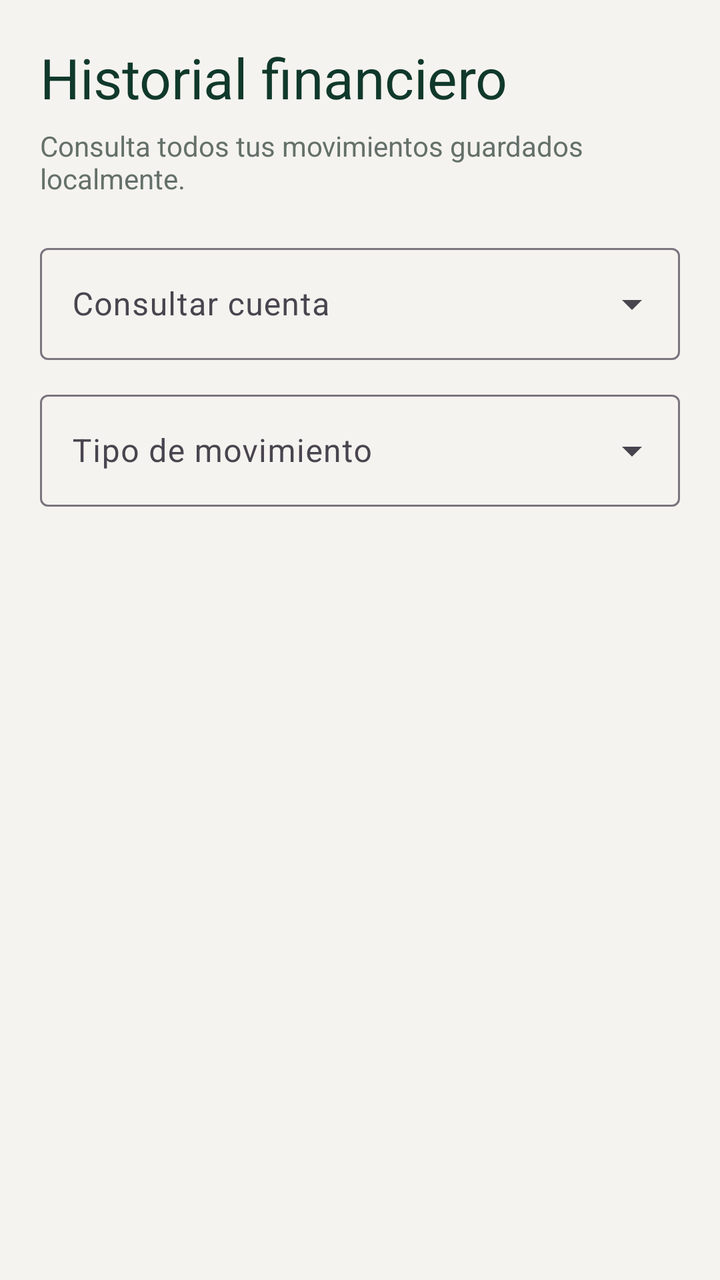
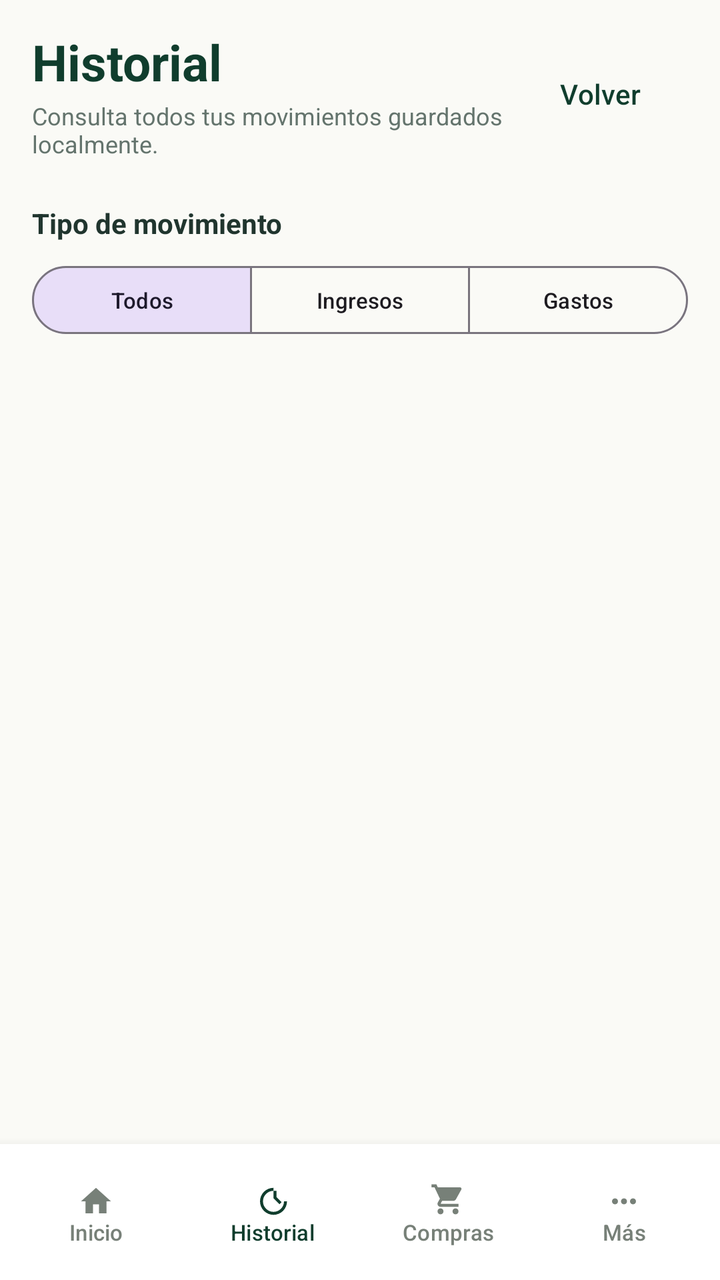

Two renders of the same Android screen: before a commit and after it. Below are the layout's source before the change and the commit's diff.
<!-- AndroidManifest.xml: application theme Theme.LocalCash -->
<!-- res/layout/activity_historial.xml -->
<?xml version="1.0" encoding="utf-8"?>
<ScrollView xmlns:android="http://schemas.android.com/apk/res/android"
    xmlns:app="http://schemas.android.com/apk/res-auto"
    android:layout_width="match_parent"
    android:layout_height="match_parent"
    android:background="@color/lc_warm_background">
    <LinearLayout android:layout_width="match_parent" android:layout_height="wrap_content" android:orientation="vertical" android:padding="20dp">
        <TextView style="@style/TextAppearance.Material3.HeadlineMedium" android:layout_width="wrap_content" android:layout_height="wrap_content" android:text="@string/history_title" android:textColor="@color/lc_green_dark" />
        <TextView android:layout_width="match_parent" android:layout_height="wrap_content" android:layout_marginTop="6dp" android:text="@string/history_subtitle" android:textColor="@color/lc_text_secondary" />
        <com.google.android.material.textfield.TextInputLayout style="@style/Widget.Material3.TextInputLayout.OutlinedBox.ExposedDropdownMenu" android:layout_width="match_parent" android:layout_height="wrap_content" android:layout_marginTop="20dp" android:hint="@string/account_filter_label">
            <com.google.android.material.textfield.MaterialAutoCompleteTextView android:id="@+id/input_history_account" android:layout_width="match_parent" android:layout_height="56dp" android:inputType="none" />
        </com.google.android.material.textfield.TextInputLayout>
        <com.google.android.material.textfield.TextInputLayout style="@style/Widget.Material3.TextInputLayout.OutlinedBox.ExposedDropdownMenu" android:layout_width="match_parent" android:layout_height="wrap_content" android:layout_marginTop="12dp" android:hint="@string/history_type_label">
            <com.google.android.material.textfield.MaterialAutoCompleteTextView android:id="@+id/input_history_type" android:layout_width="match_parent" android:layout_height="56dp" android:inputType="none" />
        </com.google.android.material.textfield.TextInputLayout>
        <LinearLayout android:id="@+id/list_history" android:layout_width="match_parent" android:layout_height="wrap_content" android:layout_marginTop="16dp" android:orientation="vertical" />
    </LinearLayout>
</ScrollView>
<!-- resources referenced by this layout -->
<resources>
  <color name="lc_green_dark">#10392B</color>
  <color name="lc_text_secondary">#647069</color>
  <color name="lc_warm_background">#F5F3EF</color>
  <string name="account_filter_label">Consultar cuenta</string>
  <string name="history_subtitle">Consulta todos tus movimientos guardados localmente.</string>
  <string name="history_title">Historial financiero</string>
  <string name="history_type_label">Tipo de movimiento</string>
  <style name="Theme.LocalCash" parent="Base.Theme.LocalCash" />
  <style name="Base.Theme.LocalCash" parent="Theme.Material3.DayNight.NoActionBar">
          
          
      </style>
</resources>

<!-- the commit's change to res/layout/activity_historial.xml (unified diff, before → after) -->
@@ -1,18 +1,28 @@
 <?xml version="1.0" encoding="utf-8"?>
-<ScrollView xmlns:android="http://schemas.android.com/apk/res/android"
-    xmlns:app="http://schemas.android.com/apk/res-auto"
-    android:layout_width="match_parent"
-    android:layout_height="match_parent"
-    android:background="@color/lc_warm_background">
-    <LinearLayout android:layout_width="match_parent" android:layout_height="wrap_content" android:orientation="vertical" android:padding="20dp">
-        <TextView style="@style/TextAppearance.Material3.HeadlineMedium" android:layout_width="wrap_content" android:layout_height="wrap_content" android:text="@string/history_title" android:textColor="@color/lc_green_dark" />
-        <TextView android:layout_width="match_parent" android:layout_height="wrap_content" android:layout_marginTop="6dp" android:text="@string/history_subtitle" android:textColor="@color/lc_text_secondary" />
-        <com.google.android.material.textfield.TextInputLayout style="@style/Widget.Material3.TextInputLayout.OutlinedBox.ExposedDropdownMenu" android:layout_width="match_parent" android:layout_height="wrap_content" android:layout_marginTop="20dp" android:hint="@string/account_filter_label">
-            <com.google.android.material.textfield.MaterialAutoCompleteTextView android:id="@+id/input_history_account" android:layout_width="match_parent" android:layout_height="56dp" android:inputType="none" />
-        </com.google.android.material.textfield.TextInputLayout>
-        <com.google.android.material.textfield.TextInputLayout style="@style/Widget.Material3.TextInputLayout.OutlinedBox.ExposedDropdownMenu" android:layout_width="match_parent" android:layout_height="wrap_content" android:layout_marginTop="12dp" android:hint="@string/history_type_label">
-            <com.google.android.material.textfield.MaterialAutoCompleteTextView android:id="@+id/input_history_type" android:layout_width="match_parent" android:layout_height="56dp" android:inputType="none" />
-        </com.google.android.material.textfield.TextInputLayout>
-        <LinearLayout android:id="@+id/list_history" android:layout_width="match_parent" android:layout_height="wrap_content" android:layout_marginTop="16dp" android:orientation="vertical" />
+<androidx.constraintlayout.widget.ConstraintLayout xmlns:android="http://schemas.android.com/apk/res/android" xmlns:app="http://schemas.android.com/apk/res-auto"
+    android:layout_width="match_parent" android:layout_height="match_parent" android:background="@color/lc_warm_background">
+    <ScrollView android:layout_width="0dp" android:layout_height="0dp" android:clipToPadding="false" android:paddingStart="16dp" android:paddingTop="14dp" android:paddingEnd="16dp" android:paddingBottom="20dp" app:layout_constraintTop_toTopOf="parent" app:layout_constraintBottom_toTopOf="@id/history_bottom_navigation" app:layout_constraintStart_toStartOf="parent" app:layout_constraintEnd_toEndOf="parent">
+        <LinearLayout android:layout_width="match_parent" android:layout_height="wrap_content" android:orientation="vertical">
+            <LinearLayout android:layout_width="match_parent" android:layout_height="wrap_content" android:gravity="center_vertical" android:orientation="horizontal">
+                <LinearLayout android:layout_width="0dp" android:layout_height="wrap_content" android:layout_weight="1" android:orientation="vertical">
+                    <TextView android:layout_width="wrap_content" android:layout_height="wrap_content" android:text="@string/history_title" android:textColor="@color/lc_green_dark" android:textSize="25sp" android:textStyle="bold" />
+                    <TextView android:layout_width="wrap_content" android:layout_height="wrap_content" android:layout_marginTop="2dp" android:text="@string/history_subtitle" android:textColor="@color/lc_text_secondary" android:textSize="12sp" />
+                </LinearLayout>
+                <com.google.android.material.button.MaterialButton android:id="@+id/button_history_back" style="@style/Widget.Material3.Button.TextButton" android:layout_width="wrap_content" android:layout_height="48dp" android:text="@string/action_back" android:textAllCaps="false" android:textColor="@color/lc_green_dark" />
+            </LinearLayout>
+            <TextView android:layout_width="wrap_content" android:layout_height="wrap_content" android:layout_marginTop="22dp" android:text="@string/history_type_label" android:textColor="@color/lc_text_primary" android:textSize="14sp" android:textStyle="bold" />
+            <com.google.android.material.button.MaterialButtonToggleGroup android:layout_width="match_parent" android:layout_height="wrap_content" android:layout_marginTop="8dp" app:checkedButton="@id/button_history_filter_all" app:selectionRequired="true" app:singleSelection="true">
+                <com.google.android.material.button.MaterialButton android:id="@+id/button_history_filter_all" style="@style/Widget.Material3.Button.OutlinedButton" android:layout_width="0dp" android:layout_height="42dp" android:layout_weight="1" android:text="@string/movement_filter_all" android:textSize="11sp" />
+                <com.google.android.material.button.MaterialButton android:id="@+id/button_history_filter_income" style="@style/Widget.Material3.Button.OutlinedButton" android:layout_width="0dp" android:layout_height="42dp" android:layout_weight="1" android:text="@string/movement_filter_income" android:textSize="11sp" />
+                <com.google.android.material.button.MaterialButton android:id="@+id/button_history_filter_expense" style="@style/Widget.Material3.Button.OutlinedButton" android:layout_width="0dp" android:layout_height="42dp" android:layout_weight="1" android:text="@string/movement_filter_expense" android:textSize="11sp" />
+            </com.google.android.material.button.MaterialButtonToggleGroup>
+            <LinearLayout android:id="@+id/list_history" android:layout_width="match_parent" android:layout_height="wrap_content" android:layout_marginTop="10dp" android:orientation="vertical" />
+        </LinearLayout>
+    </ScrollView>
+    <LinearLayout android:id="@+id/history_bottom_navigation" android:layout_width="0dp" android:layout_height="68dp" android:background="@color/lc_surface" android:elevation="8dp" android:gravity="center" android:orientation="horizontal" android:paddingStart="4dp" android:paddingEnd="4dp" app:layout_constraintBottom_toBottomOf="parent" app:layout_constraintStart_toStartOf="parent" app:layout_constraintEnd_toEndOf="parent">
+        <com.google.android.material.button.MaterialButton android:id="@+id/button_history_nav_home" style="@style/Widget.Material3.Button.TextButton" android:layout_width="0dp" android:layout_height="60dp" android:layout_weight="1" android:text="@string/nav_home" android:textAllCaps="false" android:textColor="@color/lc_nav_unselected" android:textSize="11sp" app:icon="@drawable/ic_home" app:iconGravity="textTop" app:iconPadding="2dp" app:iconTint="@color/lc_nav_unselected" />
+        <com.google.android.material.button.MaterialButton android:id="@+id/button_history_nav_history" style="@style/Widget.Material3.Button.TextButton" android:layout_width="0dp" android:layout_height="60dp" android:layout_weight="1" android:text="@string/nav_movements" android:textAllCaps="false" android:textColor="@color/lc_green_dark" android:textSize="11sp" app:icon="@drawable/ic_history" app:iconGravity="textTop" app:iconPadding="2dp" app:iconTint="@color/lc_green_dark" />
+        <com.google.android.material.button.MaterialButton android:id="@+id/button_history_nav_shopping" style="@style/Widget.Material3.Button.TextButton" android:layout_width="0dp" android:layout_height="60dp" android:layout_weight="1" android:text="@string/nav_shopping" android:textAllCaps="false" android:textColor="@color/lc_nav_unselected" android:textSize="11sp" app:icon="@drawable/ic_cart" app:iconGravity="textTop" app:iconPadding="2dp" app:iconTint="@color/lc_nav_unselected" />
+        <com.google.android.material.button.MaterialButton android:id="@+id/button_history_nav_more" style="@style/Widget.Material3.Button.TextButton" android:layout_width="0dp" android:layout_height="60dp" android:layout_weight="1" android:text="@string/nav_more" android:textAllCaps="false" android:textColor="@color/lc_nav_unselected" android:textSize="11sp" app:icon="@drawable/ic_more" app:iconGravity="textTop" app:iconPadding="2dp" app:iconTint="@color/lc_nav_unselected" />
     </LinearLayout>
-</ScrollView>
+</androidx.constraintlayout.widget.ConstraintLayout>
<!-- resource entries referenced after the edit -->
@@ -1,12 +1,38 @@
 <!-- resources referenced by this layout -->
 <resources>
-  <color name="lc_green_dark">#10392B</color>
-  <color name="lc_text_secondary">#647069</color>
-  <color name="lc_warm_background">#F5F3EF</color>
-  <string name="account_filter_label">Consultar cuenta</string>
+  <color name="lc_green_dark">#103D2D</color>
+  <color name="lc_nav_unselected">#778078</color>
+  <color name="lc_surface">#FFFFFFFF</color>
+  <color name="lc_text_primary">#20352E</color>
+  <color name="lc_text_secondary">#64746D</color>
+  <color name="lc_warm_background">#FAFAF6</color>
+  <!-- drawable ic_cart (drawable) -->
+  <vector xmlns:android="http://schemas.android.com/apk/res/android" android:width="24dp" android:height="24dp" android:viewportWidth="24" android:viewportHeight="24">
+      <path android:fillColor="#FF000000" android:pathData="M7,18c-1.1,0 -1.99,0.9 -1.99,2S5.9,22 7,22s2,-0.9 2,-2 -0.9,-2 -2,-2zM1,2v2h2l3.6,7.59 -1.35,2.45c-0.16,0.28 -0.25,0.61 -0.25,0.96 0,1.1 0.9,2 2,2h12v-2L7.42,15c-0.14,0 -0.25,-0.11 -0.25,-0.25l0.03,-0.12 0.9,-1.63h7.45c0.75,0 1.41,-0.41 1.75,-1.03L20.88,5.5c0.08,-0.14 0.12,-0.31 0.12,-0.5 0,-0.55 -0.45,-1 -1,-1L5.21,4l-0.94,-2L1,2zM17,18c-1.1,0 -1.99,0.9 -1.99,2S15.9,22 17,22s2,-0.9 2,-2 -0.9,-2 -2,-2z" />
+  </vector>
+  <!-- drawable ic_history (drawable) -->
+  <vector xmlns:android="http://schemas.android.com/apk/res/android" android:width="24dp" android:height="24dp" android:viewportWidth="24" android:viewportHeight="24">
+      <path android:fillColor="#FF000000" android:pathData="M13,3a9,9 0,1 0,9 9h-2a7,7 0,1 1,-7 -7v5l4,4 1.4,-1.4 -3.4,-3.4L15,5h-2z" />
+  </vector>
+  <!-- drawable ic_home (drawable) -->
+  <vector xmlns:android="http://schemas.android.com/apk/res/android" android:width="24dp" android:height="24dp" android:viewportWidth="24" android:viewportHeight="24">
+      <path android:fillColor="#FF000000" android:pathData="M10,20v-6h4v6h5v-8h3L12,3 2,12h3v8z" />
+  </vector>
+  <!-- drawable ic_more (drawable) -->
+  <vector xmlns:android="http://schemas.android.com/apk/res/android" android:width="24dp" android:height="24dp" android:viewportWidth="24" android:viewportHeight="24">
+      <path android:fillColor="#FF000000" android:pathData="M6,10c-1.1,0 -2,0.9 -2,2s0.9,2 2,2 2,-0.9 2,-2 -0.9,-2 -2,-2zM18,10c-1.1,0 -2,0.9 -2,2s0.9,2 2,2 2,-0.9 2,-2 -0.9,-2 -2,-2zM12,10c-1.1,0 -2,0.9 -2,2s0.9,2 2,2 2,-0.9 2,-2 -0.9,-2 -2,-2z" />
+  </vector>
+  <string name="action_back">Volver</string>
   <string name="history_subtitle">Consulta todos tus movimientos guardados localmente.</string>
-  <string name="history_title">Historial financiero</string>
+  <string name="history_title">Historial</string>
   <string name="history_type_label">Tipo de movimiento</string>
+  <string name="movement_filter_all">Todos</string>
+  <string name="movement_filter_expense">Gastos</string>
+  <string name="movement_filter_income">Ingresos</string>
+  <string name="nav_home">Inicio</string>
+  <string name="nav_more">Más</string>
+  <string name="nav_movements">Historial</string>
+  <string name="nav_shopping">Compras</string>
   <style name="Theme.LocalCash" parent="Base.Theme.LocalCash" />
   <style name="Base.Theme.LocalCash" parent="Theme.Material3.DayNight.NoActionBar">
           
